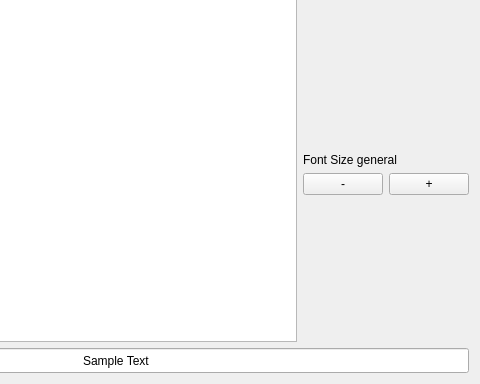
This is Qitom/ui/widgetPropEditorStyles.ui in itom-project/itom as Qt 5 draws it before an edit; both pictures show x 245 to 725 and y 116 to 500 of the 725 by 500 pixel window. The edited form follows.
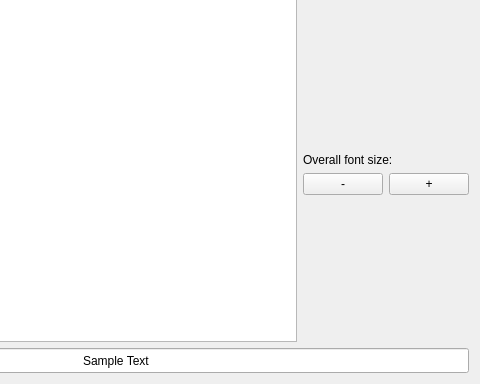
This is the edited form.

Commit message: tiny text change

```diff
--- a/Qitom/ui/widgetPropEditorStyles.ui
+++ b/Qitom/ui/widgetPropEditorStyles.ui
@@ -81,7 +81,7 @@
      <item>
       <widget class="QLabel" name="labelFontSize">
        <property name="text">
-        <string>Font Size general</string>
+        <string>Overall font size:</string>
        </property>
       </widget>
      </item>
```
